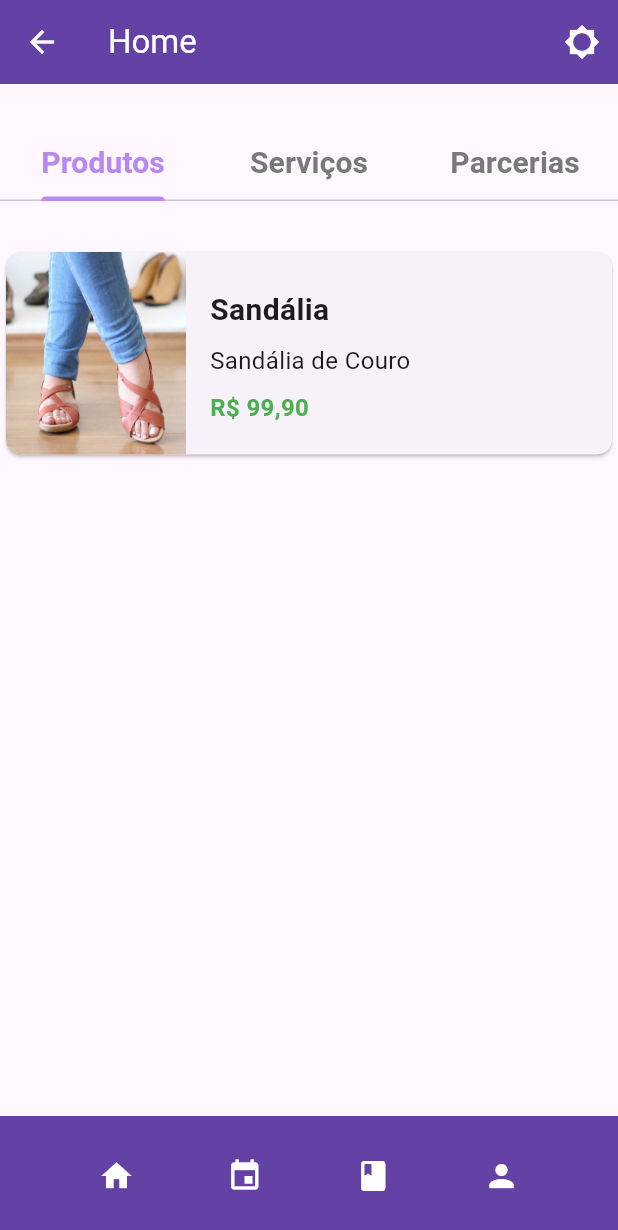
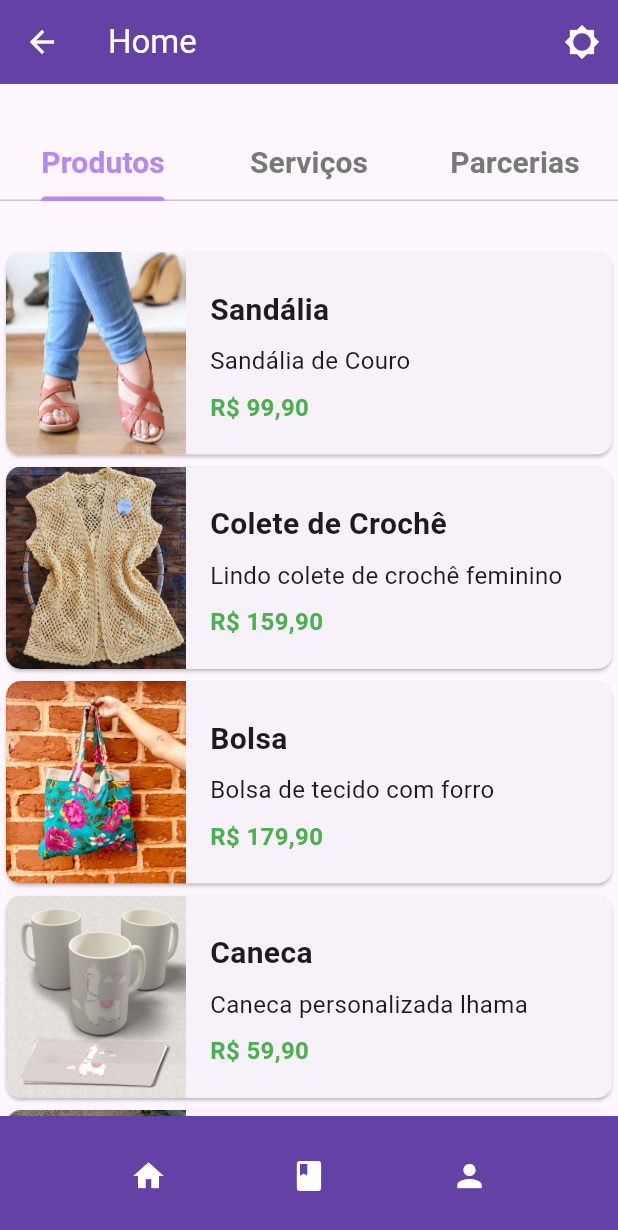
Before and after one commit to Gi0vanniR0sa/Elas_Conectadas_FrontEnd, a Flutter app: the HomePage screen opened by its route, on a phone screen of 412 x 824 dp. Shown: the top 1230 px of the screen. Run offline on Flutter 3.47's test engine with Material 3 defaults, Android fonts, the light colour scheme and no system bars; our stand-ins replace adaptive_theme, animated_splash_screen, lottie, shared_preferences, vector_graphics; missing offline and left inert: api_cache_manager, dart:ffi; accounts and stored records are empty; Roboto replaces fonts that are missing (Arial); project files that could hold a hidden picture were left out.

```diff
--- a/lib/pages/auth/login.dart
+++ b/lib/pages/auth/login.dart
@@ -6,11 +6,9 @@ import 'package:conectadas_app/models/login_response_model.dart';
 import 'package:conectadas_app/pages/auth/register.dart';
 import 'package:conectadas_app/pages/home_page.dart';
 import 'package:conectadas_app/service/api_service.dart';
-import 'package:conectadas_app/service/login_or_register.dart';
 import 'package:conectadas_app/widgets/auth/custom_textfield.dart';
 import 'package:conectadas_app/widgets/common/custom_button.dart';
 import 'package:flutter/material.dart';
-import 'package:shared_preferences/shared_preferences.dart';
 
 class LoginPage extends StatefulWidget {
   final VoidCallback? onTap;
--- a/lib/pages/home_page.dart
+++ b/lib/pages/home_page.dart
@@ -84,6 +84,50 @@ class _HomePageState extends State<HomePage> {
                             );
                           },
                         ),
+                        CardItem(
+                          imgUrl: 'assets/images/placeholder09.jpg',
+                          title: 'Colete de Crochê',
+                          desc: 'Lindo colete de crochê feminino',
+                          price: 'R\$ 159,90',
+                          onTap: () {
+                            MaterialPageRoute(
+                              builder: (context) => const AdsPage(),
+                            );
+                          }
+                        ),
+                        CardItem(
+                          imgUrl: 'assets/images/placeholder12.jpg',
+                          title: 'Bolsa',
+                          desc: 'Bolsa de tecido com forro',
+                          price: 'R\$ 179,90',
+                          onTap: () {
+                            MaterialPageRoute(
+                              builder: (context) => const AdsPage(),
+                            );
+                          }
+                        ),
+                        CardItem(
+                          imgUrl: 'assets/images/placeholder11.jpg',
+                          title: 'Caneca',
+                          desc: 'Caneca personalizada lhama',
+                          price: 'R\$ 59,90',
+                          onTap: () {
+                            MaterialPageRoute(
+                              builder: (context) => const AdsPage(),
+                            );
+                          }
+                        ),
+                        CardItem(
+                          imgUrl: 'assets/images/placeholder13.jpg',
+                          title: 'Colar',
+                          desc: 'Caneca personalizada lhama',
+                          price: 'R\$ 99,90',
+                          onTap: () {
+                            MaterialPageRoute(
+                              builder: (context) => const AdsPage(),
+                            );
+                          }
+                        ),
                       ],
                     ),
                   ),
--- a/lib/widgets/common/bottom_bar.dart
+++ b/lib/widgets/common/bottom_bar.dart
@@ -15,10 +15,6 @@ class AppBottomTabs extends StatelessWidget {
             onPressed: () => Navigator.pushReplacementNamed(context, '/'),
           ),
           IconButton(
-            icon: const Icon(Icons.event, color: Colors.white),
-            onPressed: () => Navigator.pushReplacementNamed(context, '/posts'),
-          ),
-          IconButton(
             icon: const Icon(Icons.book, color: Colors.white),
             onPressed: () => Navigator.pushReplacementNamed(context, '/posts'),
           ),
```
Also changed, not shown: lib/pages/profile/user_profile.dart (+5 -6 lines).
